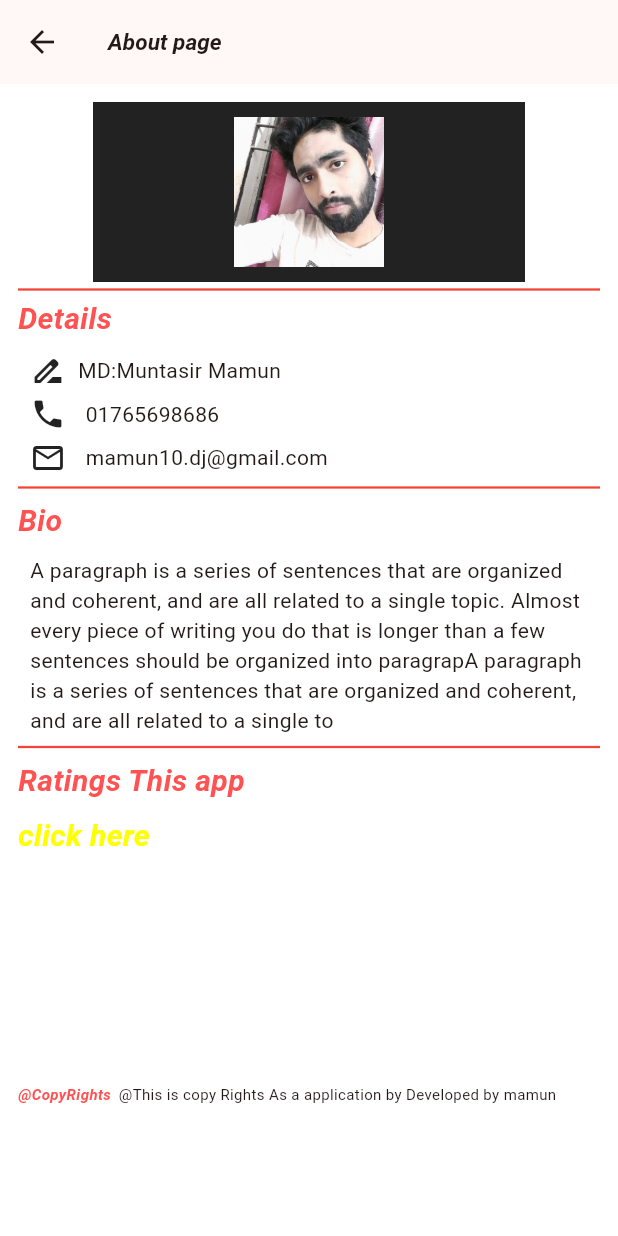
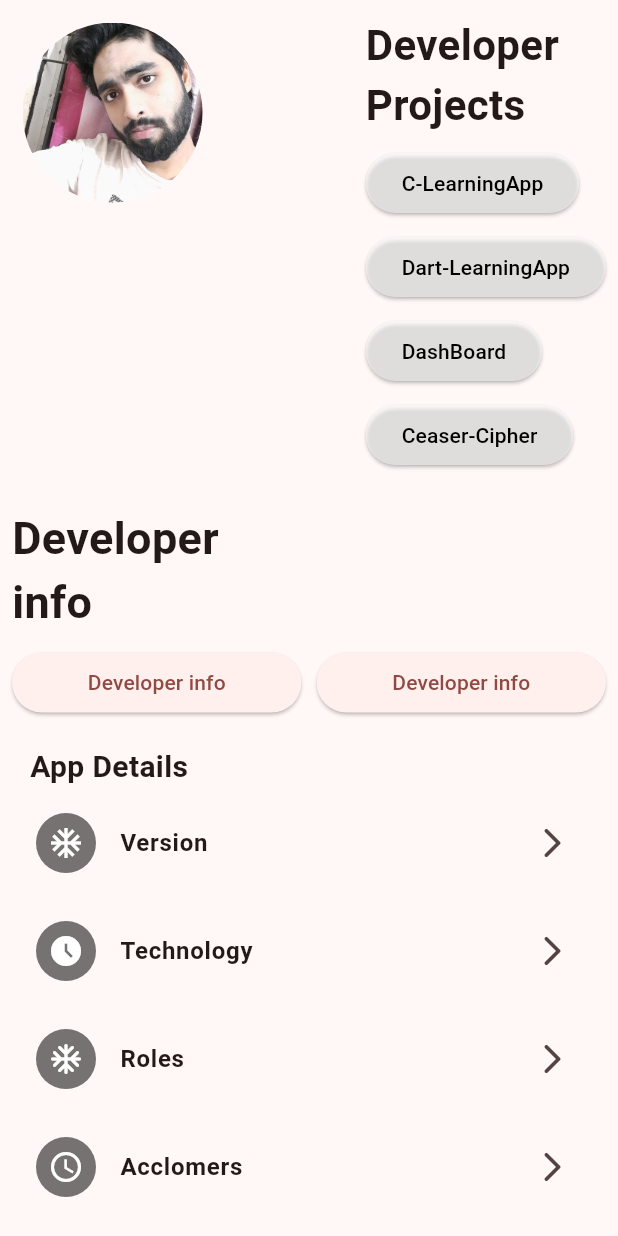
Before and after one commit to mamunZcode/dart_app, a Flutter app: the screen it shows after launch, after a tap on the "grid view" icon, after a tap on the "menu" icon, after a tap on "Devloper Info", on a phone screen of 412 x 824 dp. Run offline on Flutter 3.47's test engine with Material 3 defaults, Android fonts, the phone set to English and light mode, and no system bars; our stand-ins replace settings_ui, shared_preferences; missing offline and left inert: flutter_highlighter; network calls fail; Roboto replaces fonts that are missing (comic).

Commit message:
New Developer ScreenAdd

```diff
--- a/lib/component/code_viewer.dart
+++ b/lib/component/code_viewer.dart
@@ -102,7 +102,7 @@ class _CodeViewerState extends State<CodeViewer>
           shape: const RoundedRectangleBorder(
             borderRadius: BorderRadius.all(Radius.circular(4.0)),
           ),
-          title: Padding(
+          title: const Padding(
             padding: EdgeInsets.all(8.0),
             child: Row(
               children: [
--- a/lib/main.dart
+++ b/lib/main.dart
@@ -1,5 +1,6 @@
 import 'package:dart_app/screen/devloper.dart';
 import 'package:dart_app/screen/home_screen.dart';
+import 'package:dart_app/screen/new_developer.dart';
 import 'package:dart_app/screen/setting-screen.dart';
 import 'package:dart_app/state/all_problems.dart';
 import 'package:dart_app/state/cart_model.dart';
@@ -38,7 +39,8 @@ class MyApp extends StatelessWidget {
       routes: {
         HomeScreen.id: (context) => HomeScreen(),
         SettingScreen.id: (context) => SettingScreen(),
-        Devloper.id:(context) => Devloper(),
+        Developer.id:(context) => Developer(),
+        NewDeveloper.id:(context)=>NewDeveloper(),
       },
     );
   }
--- a/lib/screen/devloper.dart
+++ b/lib/screen/devloper.dart
@@ -1,14 +1,16 @@
 import 'package:flutter/material.dart';
 import '';
 
-class Devloper extends StatefulWidget {
+class Developer extends StatefulWidget {
   static const id = 'developer_screen';
 
+  const Developer({super.key});
+
   @override
-  State<Devloper> createState() => _DevloperState();
+  State<Developer> createState() => _DeveloperState();
 }
 
-class _DevloperState extends State<Devloper> {
+class _DeveloperState extends State<Developer> {
   @override
   Widget build(BuildContext context) {
     return Scaffold(
@@ -39,15 +41,15 @@ class _DevloperState extends State<Devloper> {
                   image: AssetImage('assets/mamun.jpeg'),
                 ),
               ),
-              Divider(
+             const Divider(
                 height: 10.0,
                 color: Colors.red,
                 thickness: 1.5,
               ),
-              headtitle(
+             const headtitle(
                 text: 'Details',
               ),
-              SizedBox(
+            const  SizedBox(
                 height: 8.0,
               ),
               const Row(
@@ -60,10 +62,10 @@ class _DevloperState extends State<Devloper> {
                   Text('MD:Muntasir Mamun'),
                 ],
               ),
-              SizedBox(
+            const  SizedBox(
                 height: 5.0,
               ),
-              Row(
+            const  Row(
                 mainAxisAlignment: MainAxisAlignment.start,
                 children: [
                   Padding(
@@ -76,10 +78,10 @@ class _DevloperState extends State<Devloper> {
                   Text('01765698686'),
                 ],
               ),
-              SizedBox(
+              const SizedBox(
                 height: 5.0,
               ),
-              Row(
+             const Row(
                 mainAxisAlignment: MainAxisAlignment.start,
                 children: [
                   Padding(
@@ -92,26 +94,26 @@ class _DevloperState extends State<Devloper> {
                   Text('mamun10.dj@gmail.com'),
                 ],
               ),
-              Divider(
+            const  Divider(
                 color: Colors.red,
                 thickness: 1.5,
               ),
-              headtitle(text: 'Bio'),
-              SizedBox(
+             const headtitle(text: 'Bio'),
+             const SizedBox(
                 height: 8.0,
               ),
-              Padding(
+              const Padding(
                 padding: EdgeInsets.only(left: 8.0, right: 8.0),
                 child: Text(
                     'A paragraph is a series of sentences that are organized and coherent, and are all related to a single topic. Almost every piece of writing you do that is longer than a few sentences should be organized into paragrap'
                     'A paragraph is a series of sentences that are organized and coherent, and are all related to a single to'),
               ),
-              Divider(
+             const Divider(
                 color: Colors.red,
                 thickness: 1.5,
               ),
-              headtitle(text: 'Ratings This app'),
-              SizedBox(
+              const headtitle(text: 'Ratings This app'),
+              const SizedBox(
                 height: 8.0,
               ),
               GestureDetector(
@@ -127,10 +129,10 @@ class _DevloperState extends State<Devloper> {
                       fontStyle: FontStyle.italic),
                 ),
               ),
-              SizedBox(
+             const SizedBox(
                 height: 150.0,
               ),
-              Row(
+              const Row(
                mainAxisAlignment: MainAxisAlignment.start,
 
                 children: [
@@ -169,7 +171,7 @@ class headtitle extends StatelessWidget {
       children: [
         Text(
           text,
-          style: TextStyle(
+          style:const TextStyle(
               fontSize: 20.0,
               color: Colors.redAccent,
               fontStyle: FontStyle.italic,
--- a/lib/screen/home_screen.dart
+++ b/lib/screen/home_screen.dart
@@ -140,9 +140,9 @@ class _HomeScreenState extends State<HomeScreen> {
                 },
               ),
               ListTile(
-                title: Text('Devloper Info'),
+                title: const Text('Devloper Info'),
                 onTap: () {
-                  Navigator.pushNamed(context, 'developer_screen');
+                  Navigator.pushNamed(context, 'New_Developer_Screen');
                 },
               ),
             ],
--- /dev/null
+++ b/lib/screen/new_developer.dart
@@ -0,0 +1,197 @@
+import 'dart:ui';
+
+import 'package:flutter/material.dart';
+
+class NewDeveloper extends StatelessWidget {
+  static const id = 'New_Developer_Screen';
+  const NewDeveloper({super.key});
+
+  @override
+  Widget build(BuildContext context) {
+    return Scaffold(
+      body: SingleChildScrollView(
+        child: Column(
+          mainAxisAlignment: MainAxisAlignment.start,
+          crossAxisAlignment: CrossAxisAlignment.start,
+          children: [
+            //image circle on left
+            Row(
+              mainAxisAlignment: MainAxisAlignment.spaceBetween,
+              crossAxisAlignment: CrossAxisAlignment.start,
+              children: [
+               const Padding(
+                  padding: EdgeInsets.only(
+                    left: 15,
+                    top: 15,
+                  ),
+                  child: DecoratedBox(
+                    decoration: BoxDecoration(
+                      shape: BoxShape.circle,
+                      image: DecorationImage(image: AssetImage('assets/mamun.jpeg'), fit: BoxFit.cover),
+                    ),
+                    child: SizedBox(
+                      height: 120,
+                      width: 120,
+                    ),
+                  ),
+                ),
+                //one text 4 button on coloum
+                Column(
+                  mainAxisAlignment: MainAxisAlignment.start,
+                  crossAxisAlignment: CrossAxisAlignment.start,
+                  children: [
+                    const Padding(
+                      padding: EdgeInsets.only(top: 10.0, right: 25.0, bottom: 8.0),
+                      child: Text(
+                        'Developer \nProjects',
+                        style: TextStyle(fontSize: 28.0, fontWeight: FontWeight.bold),
+                      ),
+                    ),
+                    Padding(
+                      padding: const EdgeInsets.only(bottom: 8.0, right: 8.0),
+                      child: ElevatedButton(onPressed: () {}, child: Text('C-LearningApp',style: TextStyle(color: Colors.black),),style: ButtonStyle(backgroundColor: MaterialStateProperty.all(Colors.white54,) ),),
+                    ),
+                    Padding(
+                      padding: const EdgeInsets.only(bottom: 8.0, right: 8.0),
+                      child: ElevatedButton(onPressed: () {}, child: Text('Dart-LearningApp',
+                          style: TextStyle(color: Colors.black)),style: ButtonStyle(backgroundColor: MaterialStateProperty.all(Colors.white54,))),
+                    ),
+                    Padding(
+                      padding: const EdgeInsets.only(bottom: 8.0, right: 8.0),
+                      child: ElevatedButton(onPressed: () {}, child: Text('DashBoard',style: TextStyle(color: Colors.black)),style: ButtonStyle(backgroundColor: MaterialStateProperty.all(Colors.white54,))),
+                    ),
+                    Padding(
+                      padding: const EdgeInsets.only(bottom: 8.0, right: 8.0),
+                      child: ElevatedButton(onPressed: () {}, child: Text('Ceaser-Cipher',style: TextStyle(color: Colors.black)),style: ButtonStyle(backgroundColor: MaterialStateProperty.all(Colors.white54,))),
+                    ),
+                  ],
+                )
+              ],
+            ),
+            //Text on left developer info
+          const  Padding(
+              padding: const EdgeInsets.only(top: 15.0, left: 8.0),
+              child: Text(
+                'Developer \ninfo',
+                style: TextStyle(fontSize: 30, fontWeight: FontWeight.bold),
+              ),
+            ),
+            //two button on Row
+            Padding(
+              padding: const EdgeInsets.all(8.0),
+              child: Row(
+                mainAxisAlignment: MainAxisAlignment.spaceBetween,
+                crossAxisAlignment: CrossAxisAlignment.start,
+                children: [
+                  Expanded(child: ElevatedButton(onPressed: () {}, child: Text('Developer info'))),
+                  const SizedBox(
+                    width: 10,
+                  ),
+                  Expanded(child: ElevatedButton(onPressed: () {}, child: Text('Developer info'))),
+                ],
+              ),
+            ),
+            //App details on left
+           const Padding(
+              padding:  EdgeInsets.only(left: 20.0, top: 10.0),
+              child: Text(
+                'App Details',
+                style: TextStyle(fontSize: 20, fontWeight: FontWeight.bold),
+              ),
+            ),
+           const ItemElement(
+              mainText: 'Version',
+              leadingIcon: Icon(
+                Icons.ac_unit,
+                color: Colors.white,
+              ),
+              trailingIcon: Icon(Icons.arrow_forward_ios_rounded),
+            ),
+            const ItemElement(
+                mainText: 'Technology',
+                leadingIcon: Icon(
+                  Icons.access_time_filled_sharp,
+                  color: Colors.white,
+                ),
+                trailingIcon: Icon(Icons.arrow_forward_ios_rounded)),
+           const ItemElement(
+                mainText: 'Roles',
+                leadingIcon: Icon(
+                  Icons.ac_unit_rounded,
+                  color: Colors.white,
+                ),
+                trailingIcon: Icon(Icons.arrow_forward_ios_rounded)),
+           const ItemElement(
+                mainText: 'Acclomers',
+                leadingIcon: Icon(
+                  Icons.access_time,
+                  color: Colors.white,
+                ),
+                trailingIcon: Icon(Icons.arrow_forward_ios_rounded)),
+           const ItemElement(
+                mainText: 'Bidata',
+                leadingIcon: Icon(
+                  Icons.adb_outlined,
+                  color: Colors.white,
+                ),
+                trailingIcon: Icon(Icons.arrow_forward_ios_rounded)),
+           const ItemElement(
+                mainText: 'Bidata',
+                leadingIcon: Icon(
+                  Icons.adb_outlined,
+                  color: Colors.white,
+                ),
+                trailingIcon: Icon(Icons.arrow_forward_ios_rounded)),
+          const ItemElement(
+                mainText: 'Bidata',
+                leadingIcon: Icon(
+                  Icons.adb_outlined,
+                  color: Colors.white,
+                ),
+                trailingIcon: Icon(Icons.arrow_forward_ios_rounded)),
+           const ItemElement(
+                mainText: 'Bidata',
+                leadingIcon: Icon(
+                  Icons.adb_outlined,
+                  color: Colors.white,
+                ),
+                trailingIcon: Icon(Icons.arrow_forward_ios_rounded)),
+           const ItemElement(
+                mainText: 'Bidata',
+                leadingIcon: Icon(
+                  Icons.adb_outlined,
+                  color: Colors.white,
+                ),
+                trailingIcon: Icon(Icons.arrow_forward_ios_rounded)),
+            //icon and text on card
+          ],
+        ),
+      ),
+    );
+  }
+}
+
+class ItemElement extends StatelessWidget {
+  final String mainText;
+  final Icon trailingIcon;
+  final Icon leadingIcon;
+  const ItemElement({super.key, required this.mainText, required this.leadingIcon, required this.trailingIcon});
+
+  @override
+  Widget build(BuildContext context) {
+    return Padding(
+      padding: const EdgeInsets.all(8.0),
+      child: ListTile(
+        leading: CircleAvatar(
+          child: leadingIcon,
+          backgroundColor: Colors.black54,
+        ),
+        title: Text(
+          mainText,
+          style: TextStyle(fontWeight: FontWeight.bold),
+        ),
+        trailing: trailingIcon,
+      ),
+    );
+  }
+}
```
Also changed, not shown: lib/generated/assets.dart.
